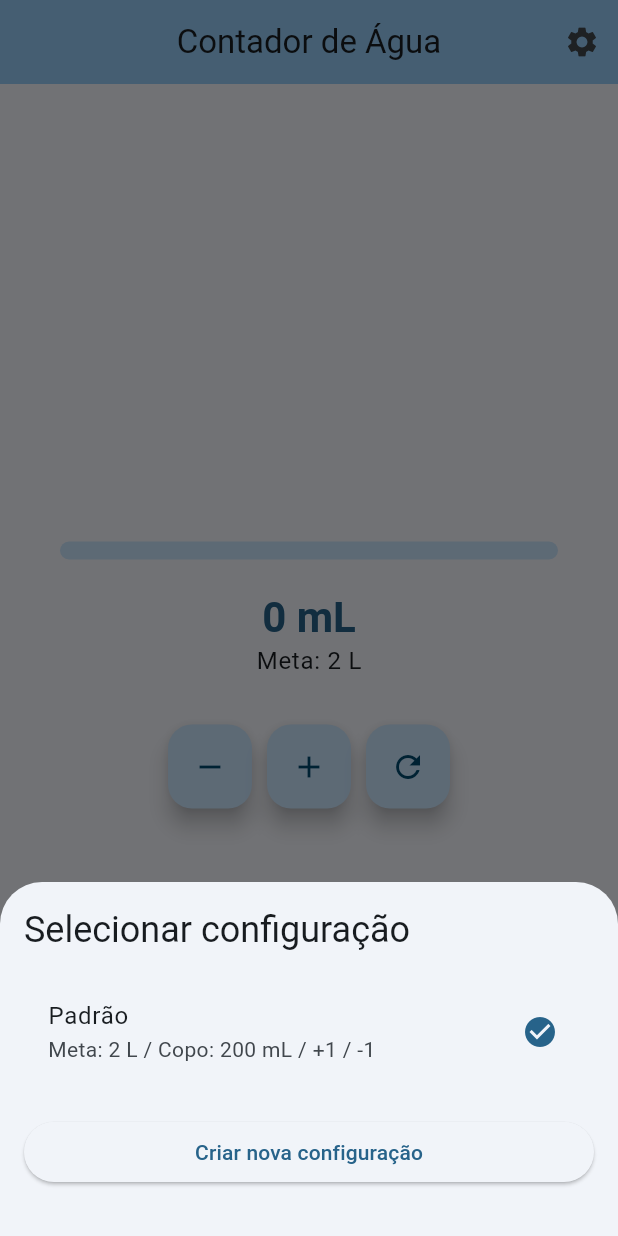
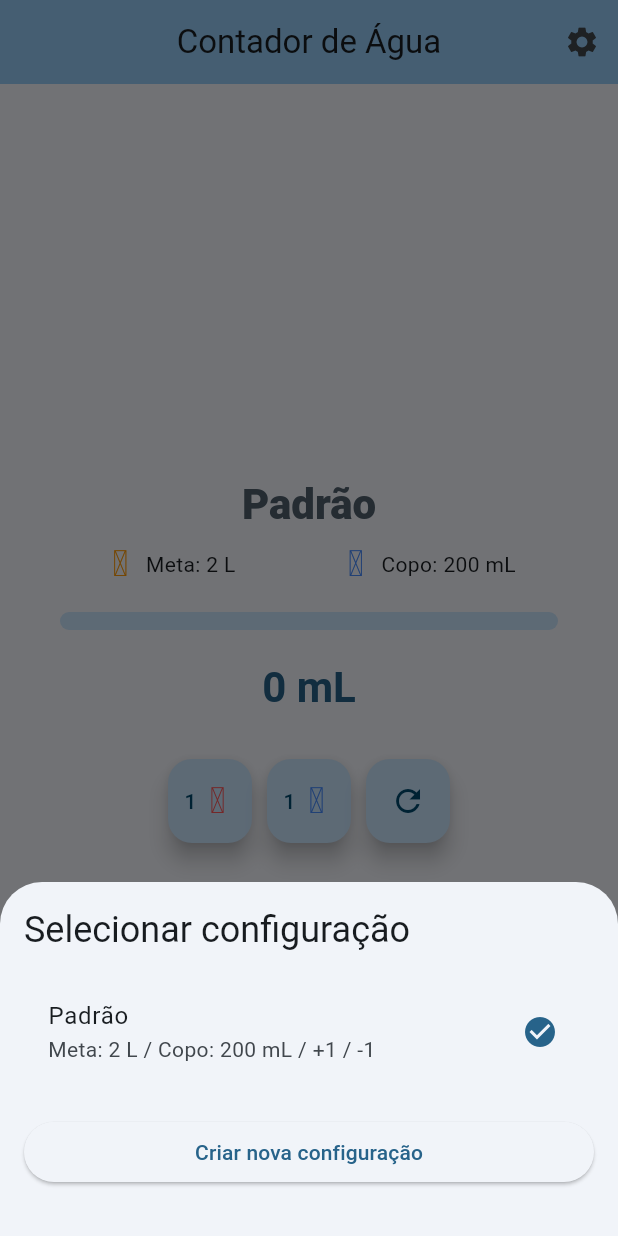
Before and after one commit to victorgxbriel/contador_flutter, a Flutter app: the screen it shows after launch, after a tap on the "settings" icon, on a phone screen of 412 x 824 dp. Run offline on Flutter 3.47's test engine with Material 3 defaults, Android fonts, the phone set to English and light mode, and no system bars; our stand-ins replace material_symbols_icons.

Commit message:
feat: nova lib de icons e ajustes UI

```diff
--- a/lib/screens/home_page.dart
+++ b/lib/screens/home_page.dart
@@ -3,6 +3,7 @@
 import 'package:contador/models/cofiguracao_agua.dart';
 import 'package:contador/screens/widgets/configuracao_modal.dart';
 import 'package:flutter/material.dart';
+import 'package:material_symbols_icons/symbols.dart';
 
 class HomePage extends StatefulWidget {
 
@@ -90,6 +91,57 @@ class _HomePageState extends State<HomePage> {
         child: Column(
           mainAxisAlignment: MainAxisAlignment.center,
           children: <Widget>[
+            Center (
+              child: Column(
+                mainAxisAlignment: MainAxisAlignment.center,
+                children: [
+                  Row(
+                    mainAxisAlignment: MainAxisAlignment.center,
+                    children: [
+                      Text(
+                        _configuracaoAtiva.nome,
+                        style: theme.textTheme.headlineMedium?.copyWith(
+                          fontWeight: FontWeight.w800,
+                          color: theme.colorScheme.secondary
+                        ),
+                      )
+                    ],
+                  ),
+                  const SizedBox(height: 10,),
+                  Row(
+                    mainAxisAlignment: MainAxisAlignment.spaceEvenly,
+                    children: [
+                      Row(
+                        mainAxisAlignment: MainAxisAlignment.center,
+                        spacing: 5.0,
+                        children: [
+                          Icon(
+                            Symbols.target,
+                            color: Colors.orange,
+                          ),
+                          Text(
+                            'Meta: ${_configuracaoAtiva.metaDiaria} ${_configuracaoAtiva.unidadeMeta.medida}'
+                          )
+                        ],
+                      ),
+                      Row(
+                        mainAxisAlignment: MainAxisAlignment.center,
+                        spacing: 5.0,
+                        children: [
+                          Icon(
+                            Symbols.glass_cup,
+                            color: Colors.blueAccent,
+                          ),
+                          Text(
+                            'Copo: ${_configuracaoAtiva.valorCopo} ${_configuracaoAtiva.unidadeCopo.medida}'
+                          )
+                        ],
+                      )
+                    ],
+                  )
+                ],
+              )
+            ),
             Padding(
               padding: const EdgeInsets.symmetric(horizontal: 40.0, vertical: 20.0),
               child: LinearProgressIndicator(
@@ -106,10 +158,6 @@ class _HomePageState extends State<HomePage> {
                 color: theme.colorScheme.primary,
               ),
             ),
-            Text(
-              'Meta: ${_configuracaoAtiva.metaDiaria} ${_configuracaoAtiva.unidadeMeta.medida}',
-              style: theme.textTheme.bodyLarge,
-            ),
             const SizedBox(height: 30,),
             Row(
               mainAxisAlignment: MainAxisAlignment.center,
@@ -118,12 +166,33 @@ class _HomePageState extends State<HomePage> {
                 FloatingActionButton(
                   onPressed: _decrementCounter,
                   tooltip: 'Decrementar',
-                  child: Icon(Icons.remove),
+                  child: Row(
+                    mainAxisAlignment: MainAxisAlignment.center,
+                    spacing: 2.0,
+                    children: [
+                      Text('${_configuracaoAtiva.passoDecremento}'),
+                      const Icon(
+                        Symbols.water_loss,
+                        fill: 0.5,
+                        color: Colors.redAccent,
+                      )
+                    ],
+                  ),
                 ),
                 FloatingActionButton(
                   onPressed: _incrementCounter,
                   tooltip: 'Incrementar',
-                  child: Icon(Icons.add),
+                  child: Row(
+                    mainAxisAlignment: MainAxisAlignment.center,
+                    spacing: 2.0,
+                    children: [
+                      Text('${_configuracaoAtiva.passoIncremento}'),
+                      const Icon(
+                        Symbols.water_full,
+                        fill: 1.0,
+                        color: Colors.blueAccent,),
+                    ],
+                  ),
                 ),
                 FloatingActionButton(
                   onPressed: _resetCounter,
--- a/pubspec.yaml
+++ b/pubspec.yaml
@@ -34,6 +34,7 @@ dependencies:
   # The following adds the Cupertino Icons font to your application.
   # Use with the CupertinoIcons class for iOS style icons.
   cupertino_icons: ^1.0.8
+  material_symbols_icons: ^4.2874.0
 
 dev_dependencies:
   flutter_test:
```
Also changed, not shown: pubspec.lock.
